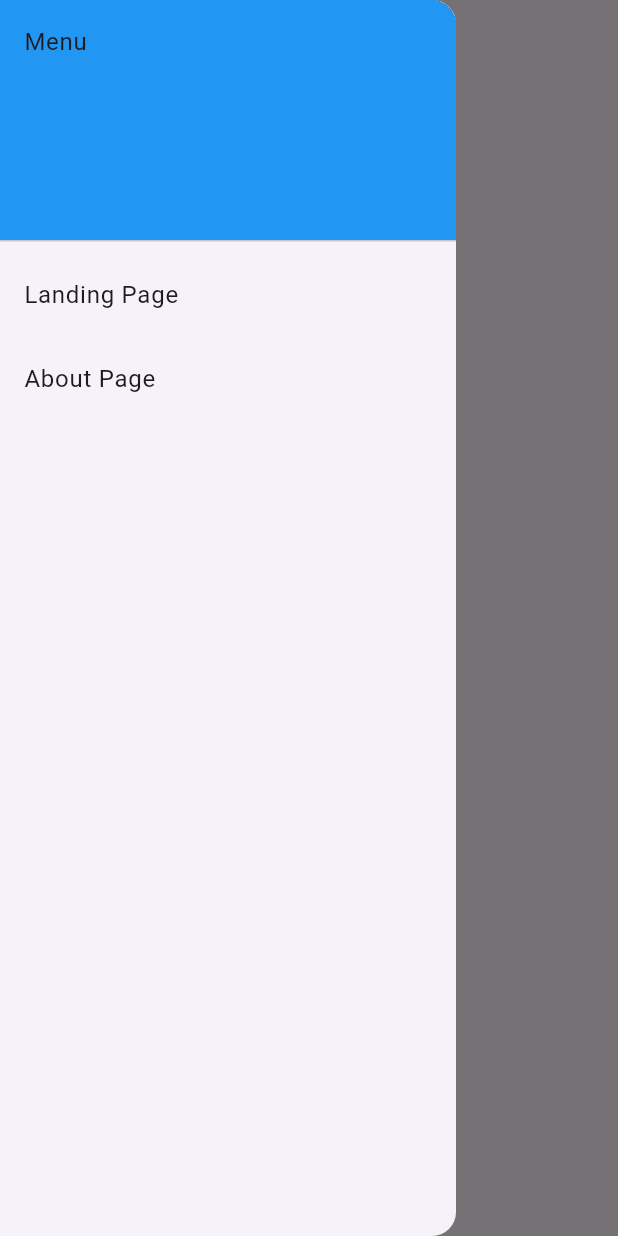
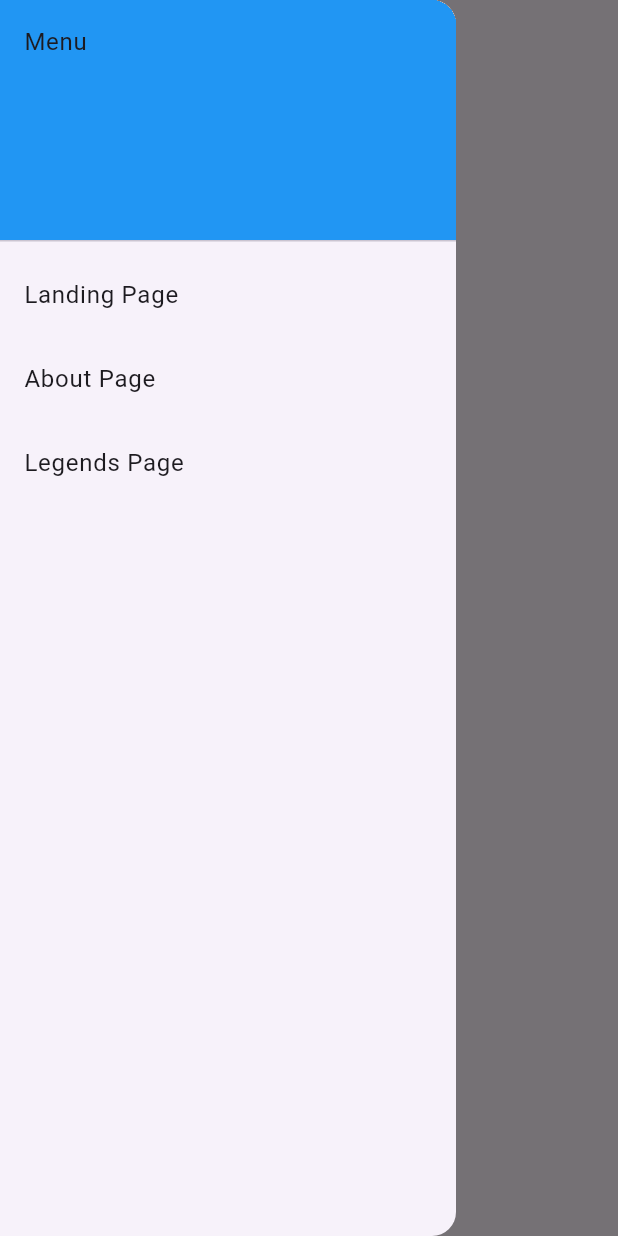
Before and after one commit to Velsariaa/hazmap, a Flutter app: the screen it shows after launch, after a tap on the "menu" icon, on a phone screen of 412 x 824 dp. Run offline on Flutter 3.47's test engine with Material 3 defaults, Android fonts, the phone set to English and light mode, and no system bars.

Commit message:
[Added] Legends page

```diff
--- a/lib/components/NavigationBar.dart
+++ b/lib/components/NavigationBar.dart
@@ -1,6 +1,7 @@
 import 'package:flutter/material.dart';
-import '../LandingPage.dart';
-import '../About.dart';
+import '../pages/LandingPage.dart';
+import '../pages/About.dart';
+import '../pages/Legends.dart';
 
 class navbar extends StatelessWidget {
   const navbar({super.key});
@@ -37,6 +38,16 @@ class navbar extends StatelessWidget {
               );
             },
           ),
+          ListTile(
+            title: const Text('Legends Page'),
+            onTap: () {
+              Navigator.pop(context); // Close the drawer
+              Navigator.push(
+                context,
+                MaterialPageRoute(builder: (context) => LegendsPage()),
+              );
+            },
+          ),
         ],
       ),
     );
--- a/lib/main.dart
+++ b/lib/main.dart
@@ -1,5 +1,5 @@
 import 'package:flutter/material.dart';
-import 'LandingPage.dart';
+import 'pages/LandingPage.dart';
 
 void main() {
   runApp(MyApp());
--- a/lib/LandingPage.dart
+++ b/lib/pages/About.dart
@@ -1,14 +1,14 @@
 import 'package:flutter/material.dart';
-import 'components/NavigationBar.dart';
+import '../components/NavigationBar.dart';
 
-class LandingPage extends StatelessWidget {
-  const LandingPage({super.key});
+class AboutPage extends StatelessWidget {
+  const AboutPage({super.key});
 
   @override
   Widget build(BuildContext context) {
     return Scaffold(
       appBar: AppBar(
-        title: const Text('Landing Page'),
+        title: const Text('About Page'),
         leading: Builder(
           builder: (BuildContext context) {
             return IconButton(
@@ -20,15 +20,9 @@ class LandingPage extends StatelessWidget {
           },
         ),
       ),
-      drawer: const navbar(),
+      drawer: const navbar(), // Add NavigationBar
       body: const Center(
-        child: Column(
-          mainAxisAlignment: MainAxisAlignment.center,
-          children: <Widget>[
-            Text('Welcome to the Landing Page!'),
-            SizedBox(height: 20)
-          ],
-        ),
+        child: Text('This is the About Page!'),
       ),
     );
   }
--- /dev/null
+++ b/lib/pages/LandingPage.dart
@@ -0,0 +1,35 @@
+import 'package:flutter/material.dart';
+import '../components/NavigationBar.dart';
+
+class LandingPage extends StatelessWidget {
+  const LandingPage({super.key});
+
+  @override
+  Widget build(BuildContext context) {
+    return Scaffold(
+      appBar: AppBar(
+        title: const Text('Landing Page'),
+        leading: Builder(
+          builder: (BuildContext context) {
+            return IconButton(
+              icon: const Icon(Icons.menu),
+              onPressed: () {
+                Scaffold.of(context).openDrawer();
+              },
+            );
+          },
+        ),
+      ),
+      drawer: const navbar(),
+      body: const Center(
+        child: Column(
+          mainAxisAlignment: MainAxisAlignment.center,
+          children: <Widget>[
+            Text('Welcome to the Landing Page!'),
+            SizedBox(height: 20)
+          ],
+        ),
+      ),
+    );
+  }
+}
```
Also changed, not shown: lib/About.dart (deleted, +0 -17 lines), lib/pages/Legends.dart (added, +29 -0 lines).
